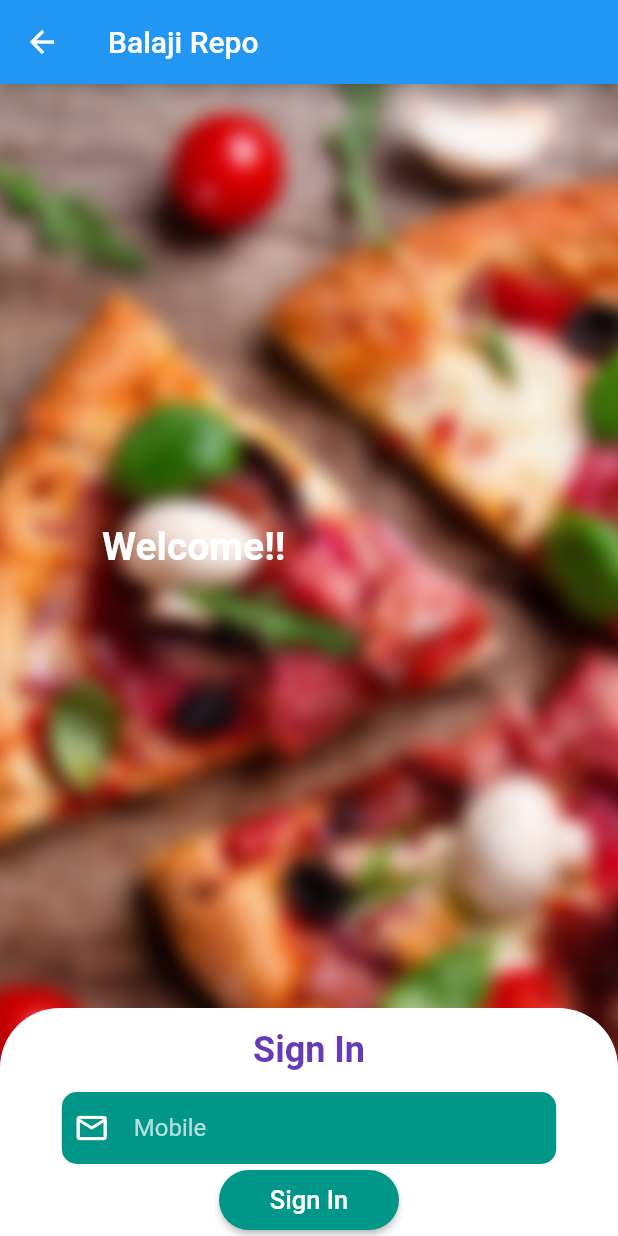
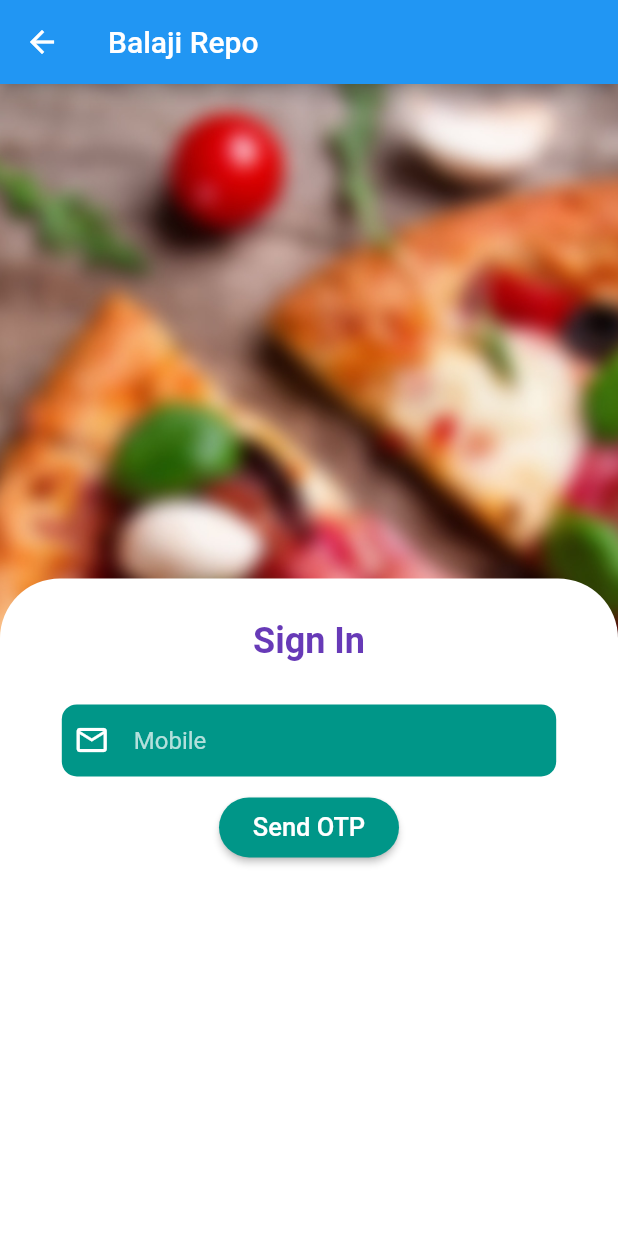
Before and after one commit to vineetkumarsharma17/Balaji-repo-agency, a Flutter app: the screen it shows after launch, on a phone screen of 412 x 824 dp. Run offline on Flutter 3.47's test engine with Material 2 defaults, Android fonts, the phone set to English and light mode, and no system bars; our stand-ins replace firebase_auth; accounts and stored records are empty.

Commit message:
mobile login page added commit

```diff
--- a/lib/screens/mobile_login.dart
+++ b/lib/screens/mobile_login.dart
@@ -1,3 +1,4 @@
+import 'package:firebase_auth/firebase_auth.dart';
 import 'package:flutter/material.dart';
 class LoginMobile extends StatefulWidget {
   const LoginMobile({Key? key}) : super(key: key);
@@ -20,22 +21,9 @@ class _LoginMobileState extends State<LoginMobile> {
                 image: AssetImage("assets/images/bg_blur.jpg")
             )
         ),
-        child: Column(
-          children: [
-            Expanded(child: Container(
-              alignment: Alignment.centerLeft,
-              width: MediaQuery.of(context).size.width,
-              // color: Colors.red,
-              child: Padding(
-                padding: const EdgeInsets.only(left: 68.0),
-                child: Text("Welcome!!",style: TextStyle(
-                    color: Colors.white,
-                    fontSize: 26,
-                    fontWeight: FontWeight.bold
-                ),),
-              ),
-            )),
-            Container(
+        child: Container(
+          margin: EdgeInsets.only(top: MediaQuery.of(context).size.height*.4,),
+       //  height: MediaQuery.of(context).size.height*.7,
           decoration: BoxDecoration(
               color: Colors.white,
               borderRadius: BorderRadius.only(topLeft: Radius.circular(40),
@@ -44,7 +32,7 @@ class _LoginMobileState extends State<LoginMobile> {
           child: Column(
             children: [
               Center(
-                    heightFactor: 2,
+                heightFactor: 3,
                 child: Text("Sign In",style: TextStyle(
                     fontWeight: FontWeight.bold,
                     fontSize: 24,
@@ -74,10 +62,13 @@ class _LoginMobileState extends State<LoginMobile> {
                   ),
                 ),
               ),
+              SizedBox(height: 10,),
               ElevatedButton(onPressed: (){
               //  Navigator.push(context, MaterialPageRoute(builder: (context)=>()));
-
-                  }, child: Text("Sign In",style: TextStyle(
+                if(mobile.text.isNotEmpty){
+                    sendOTP();
+                  }
+                }, child: Text("Send OTP",style: TextStyle(
                   fontSize: 17
               ),),
                 style: ButtonStyle(
@@ -92,9 +83,23 @@ class _LoginMobileState extends State<LoginMobile> {
           ),
 
         ),
-          ],
-        ),
       ),
     );
   }
+  void sendOTP()async{
+      await FirebaseAuth.instance.verifyPhoneNumber(
+      phoneNumber: '+91'+mobile.text,
+      verificationCompleted: (PhoneAuthCredential credential) {},
+      verificationFailed: (FirebaseAuthException e) {
+        print(e);
+      },
+      codeSent: (String verificationId, int? resendToken) {
+        print("code sent to "+mobile.text);
+        print(verificationId);
+      },
+      codeAutoRetrievalTimeout: (String verificationId) {
+        print("Timeout");
+      },
+    );
   }
+}
--- a/pubspec.yaml
+++ b/pubspec.yaml
@@ -34,6 +34,7 @@ dependencies:
   # The following adds the Cupertino Icons font to your application.
   # Use with the CupertinoIcons class for iOS style icons.
   cupertino_icons: ^1.0.2
+  firebase_auth: ^3.2.0
 
 dev_dependencies:
   flutter_test:
```
Also changed, not shown: pubspec.lock, 3 other files. Lines whose indentation alone changed are shown as unchanged.
